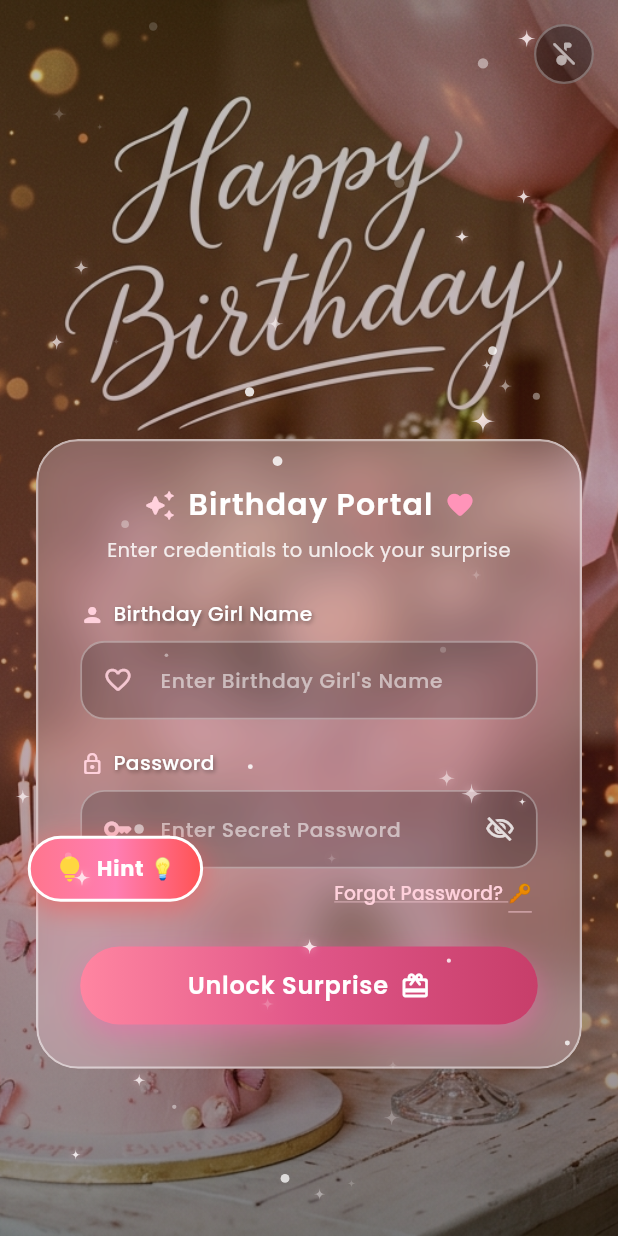
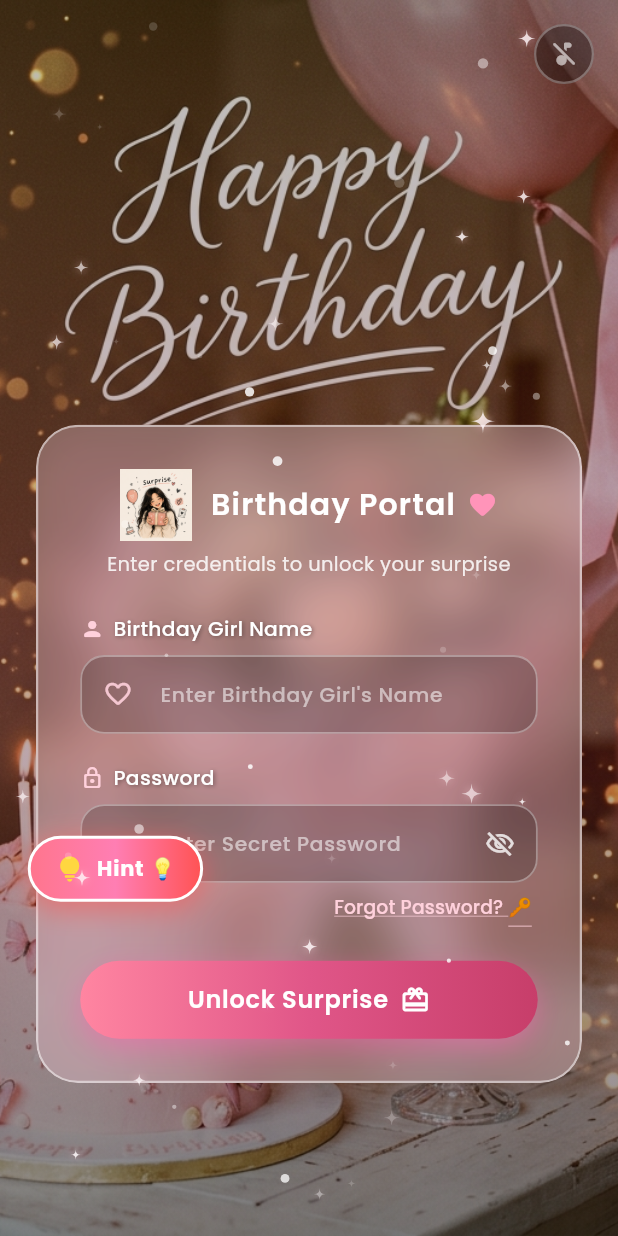
Before and after one commit to shagaharrshaadvaiita22-design/Birthday-surprise, a Flutter app: the screen it shows after launch, on a phone screen of 412 x 824 dp. Run offline on Flutter 3.47's test engine with Material 3 defaults, Android fonts, the phone set to English and light mode, and no system bars; drawn by our look-alikes of flutter_animate; our stand-ins replace audioplayers, confetti, google_fonts, shared_preferences, video_player.

Commit message:
Add icon image and extend background to cover status bar

```diff
--- a/lib/screens/login_screen.dart
+++ b/lib/screens/login_screen.dart
@@ -328,7 +328,7 @@ class _LoginScreenState extends State<LoginScreen> with SingleTickerProviderStat
       body: SparkleOverlay(
         child: Stack(
           children: [
-            // Background Image matching user's room setup photo
+            // Background Image covering entire screen including status bar
             Positioned.fill(
               child: IgnorePointer(
                 child: Image.asset(
@@ -368,11 +368,15 @@ class _LoginScreenState extends State<LoginScreen> with SingleTickerProviderStat
               ),
             ),
 
+            // Music Control Button with SafeArea
             Positioned(
-              top: 16,
-              right: 16,
+              top: 0,
+              right: 0,
               child: SafeArea(
-                child: const MusicControlButton(size: 40),
+                child: Padding(
+                  padding: const EdgeInsets.only(top: 16, right: 16),
+                  child: const MusicControlButton(size: 40),
+                ),
               ),
             ),
 
@@ -423,12 +427,23 @@ class _LoginScreenState extends State<LoginScreen> with SingleTickerProviderStat
                                   child: Row(
                                     mainAxisAlignment: MainAxisAlignment.center,
                                     children: [
-                                      const Icon(
-                                        Icons.auto_awesome_rounded,
-                                        color: Color(0xFFFFD1DC),
-                                        size: 22,
+                                      // Icon Image
+                                      SizedBox(
+                                        width: 48,
+                                        height: 48,
+                                        child: Image.asset(
+                                          'assets/images/icon.png',
+                                          fit: BoxFit.contain,
+                                          errorBuilder: (context, error, stackTrace) {
+                                            return const Icon(
+                                              Icons.auto_awesome_rounded,
+                                              color: Color(0xFFFFD1DC),
+                                              size: 32,
+                                            );
+                                          },
+                                        ),
                                       ),
-                                      const SizedBox(width: 8),
+                                      const SizedBox(width: 12),
                                       Text(
                                         'Birthday Portal',
                                         style: GoogleFonts.poppins(
```
